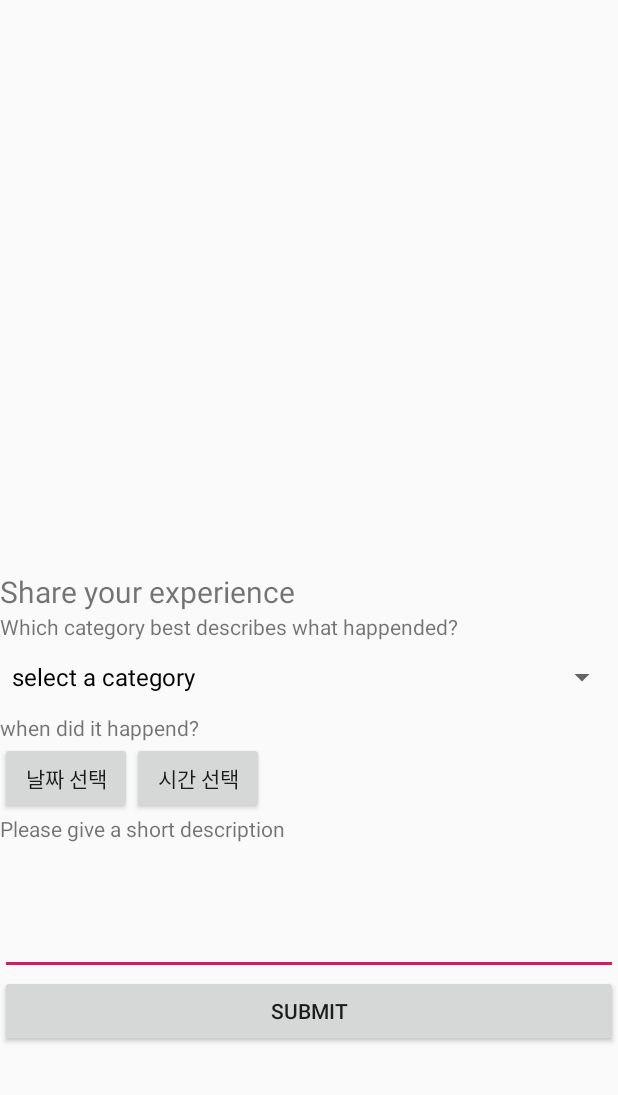
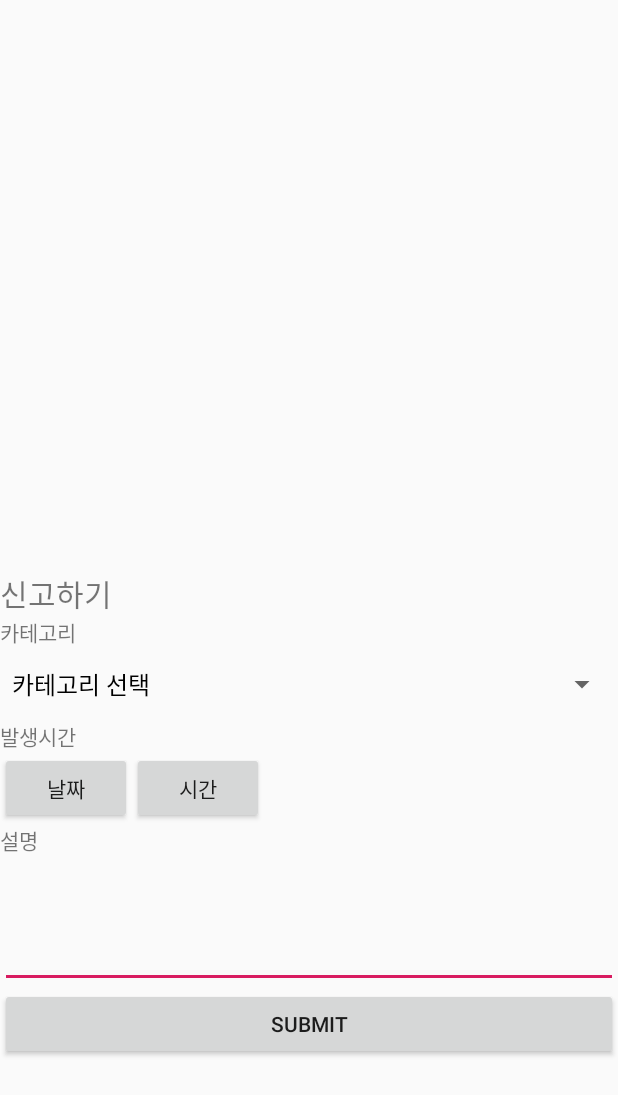
Before and after one commit to enaenen/AntyBeety2, an Android app: the fragment FragmentPrototype shown on its own in the app's theme, on a phone screen of 412 x 824 dp. Shown: the top 1095 px of the screen. Run offline under Robolectric (Android 15) with nearby library versions, the phone set to English and light mode, and no system bars; libraries missing offline, so code that uses them is left out: com.skt; 4 statements that could not run were skipped.

Commit message:
[ISSUE-9]설명 눌렀을때 창 위로 이동

```diff
--- a/app/src/main/AndroidManifest.xml
+++ b/app/src/main/AndroidManifest.xml
@@ -28,6 +28,7 @@
         </intent-filter>
         </activity>
         <activity
+            android:windowSoftInputMode="adjustResize"
             android:name=".MapMain"
             android:theme="@style/AppNoTheme" />
         <activity android:name=".StatsActivity" />
--- a/app/src/main/res/layout/fragment_prototype.xml
+++ b/app/src/main/res/layout/fragment_prototype.xml
@@ -28,13 +28,13 @@
         <TextView
             android:layout_width="match_parent"
             android:layout_height="wrap_content"
-            android:text="Share your experience"
+            android:text="신고하기"
             android:textSize="20sp"/>
 
         <TextView
             android:layout_width="match_parent"
             android:layout_height="wrap_content"
-            android:text="Which category best describes what happended?"/>
+            android:text="카테고리"/>
 
         <Spinner
             android:layout_width="match_parent"
@@ -45,7 +45,7 @@
         <TextView
             android:layout_width="match_parent"
             android:layout_height="wrap_content"
-            android:text="when did it happend?"/>
+            android:text="발생시간"/>
 
         <LinearLayout
             android:layout_width="match_parent"
@@ -56,19 +56,19 @@
                 android:layout_width="wrap_content"
                 android:layout_height="wrap_content"
                 android:id="@+id/dateBtn"
-                android:text="날짜 선택"/>
+                android:text="날짜"/>
 
             <Button
                 android:layout_width="wrap_content"
                 android:layout_height="wrap_content"
                 android:id="@+id/timeBtn"
-                android:text="시간 선택"/>
+                android:text="시간"/>
         </LinearLayout>
 
         <TextView
             android:layout_width="match_parent"
             android:layout_height="wrap_content"
-            android:text="Please give a short description"/>
+            android:text="설명"/>
 
         <EditText
             android:layout_width="match_parent"
--- a/app/src/main/res/values/category.xml
+++ b/app/src/main/res/values/category.xml
@@ -2,10 +2,10 @@
 <resources>
 
     <string-array name="categoryArray">
-        <item>select a category</item>
-        <item>Surroundings</item>
-        <item>Verbal</item>
-        <item>Physical</item>
+        <item>카테고리 선택</item>
+        <item>성범죄</item>
+        <item>폭행/갈취</item>
+        <item>기타</item>
     </string-array>
 
 </resources>
```
